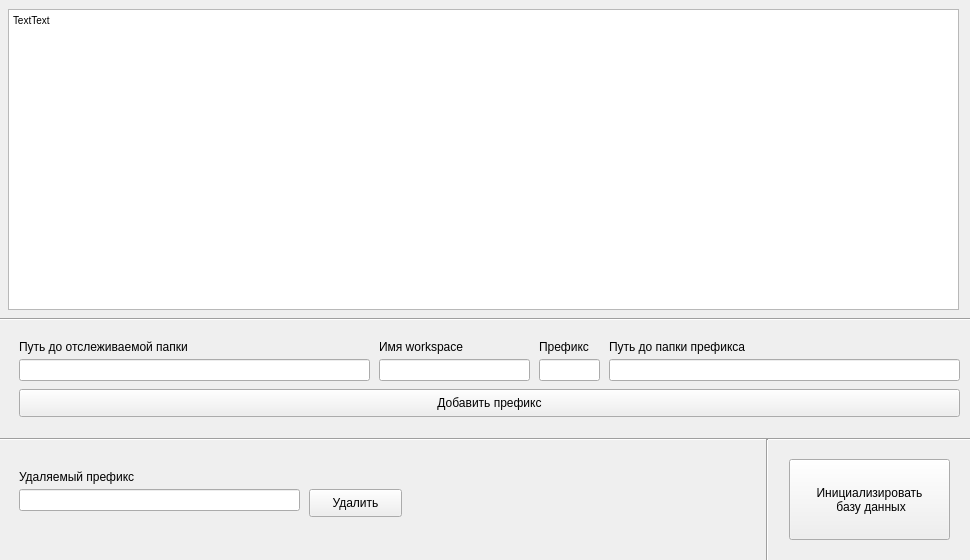
IoakkunShoik/projanager, file gui/mainwindow.ui: the form before one commit.
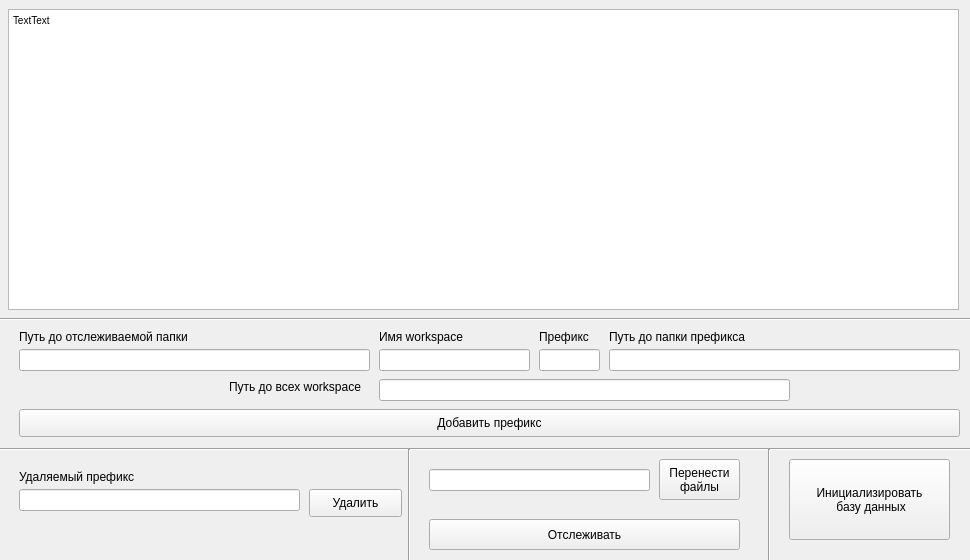
The form after the commit.

Diff of the .ui file:
```diff
--- a/gui/mainwindow.ui
+++ b/gui/mainwindow.ui
@@ -36,7 +36,7 @@
      </rect>
     </property>
     <layout class="QGridLayout" name="gridLayout">
-     <item row="1" column="0">
+     <item row="0" column="0">
       <widget class="QWidget" name="widget" native="true">
        <property name="sizePolicy">
         <sizepolicy hsizetype="Preferred" vsizetype="Preferred">
@@ -89,7 +89,7 @@
         <property name="geometry">
          <rect>
           <x>20</x>
-          <y>360</y>
+          <y>350</y>
           <width>351</width>
           <height>22</height>
          </rect>
@@ -99,7 +99,7 @@
         <property name="geometry">
          <rect>
           <x>380</x>
-          <y>360</y>
+          <y>350</y>
           <width>151</width>
           <height>22</height>
          </rect>
@@ -109,7 +109,7 @@
         <property name="geometry">
          <rect>
           <x>540</x>
-          <y>360</y>
+          <y>350</y>
           <width>61</width>
           <height>22</height>
          </rect>
@@ -119,7 +119,7 @@
         <property name="geometry">
          <rect>
           <x>610</x>
-          <y>360</y>
+          <y>350</y>
           <width>351</width>
           <height>22</height>
          </rect>
@@ -132,7 +132,7 @@
         <property name="geometry">
          <rect>
           <x>20</x>
-          <y>340</y>
+          <y>330</y>
           <width>251</width>
           <height>16</height>
          </rect>
@@ -145,7 +145,7 @@
         <property name="geometry">
          <rect>
           <x>380</x>
-          <y>340</y>
+          <y>330</y>
           <width>141</width>
           <height>16</height>
          </rect>
@@ -158,7 +158,7 @@
         <property name="geometry">
          <rect>
           <x>540</x>
-          <y>340</y>
+          <y>330</y>
           <width>55</width>
           <height>16</height>
          </rect>
@@ -171,7 +171,7 @@
         <property name="geometry">
          <rect>
           <x>610</x>
-          <y>340</y>
+          <y>330</y>
           <width>211</width>
           <height>16</height>
          </rect>
@@ -184,7 +184,7 @@
         <property name="geometry">
          <rect>
           <x>20</x>
-          <y>390</y>
+          <y>410</y>
           <width>941</width>
           <height>28</height>
          </rect>
@@ -247,7 +247,7 @@
         <property name="geometry">
          <rect>
           <x>-10</x>
-          <y>430</y>
+          <y>440</y>
           <width>1001</width>
           <height>20</height>
          </rect>
@@ -260,15 +260,88 @@
         <property name="geometry">
          <rect>
           <x>760</x>
-          <y>440</y>
-          <width>16</width>
-          <height>131</height>
+          <y>450</y>
+          <width>20</width>
+          <height>121</height>
          </rect>
         </property>
         <property name="orientation">
          <enum>Qt::Vertical</enum>
         </property>
        </widget>
+       <widget class="QPushButton" name="Move">
+        <property name="geometry">
+         <rect>
+          <x>660</x>
+          <y>460</y>
+          <width>81</width>
+          <height>41</height>
+         </rect>
+        </property>
+        <property name="text">
+         <string>Перенести
+файлы</string>
+        </property>
+       </widget>
+       <widget class="Line" name="line_4">
+        <property name="geometry">
+         <rect>
+          <x>400</x>
+          <y>450</y>
+          <width>20</width>
+          <height>121</height>
+         </rect>
+        </property>
+        <property name="orientation">
+         <enum>Qt::Vertical</enum>
+        </property>
+       </widget>
+       <widget class="QPushButton" name="Observe">
+        <property name="geometry">
+         <rect>
+          <x>430</x>
+          <y>520</y>
+          <width>311</width>
+          <height>31</height>
+         </rect>
+        </property>
+        <property name="text">
+         <string>Отслеживать</string>
+        </property>
+       </widget>
+       <widget class="QLineEdit" name="Workspaces">
+        <property name="geometry">
+         <rect>
+          <x>380</x>
+          <y>380</y>
+          <width>411</width>
+          <height>22</height>
+         </rect>
+        </property>
+       </widget>
+       <widget class="QLabel" name="labelPathObserv_2">
+        <property name="geometry">
+         <rect>
+          <x>230</x>
+          <y>380</y>
+          <width>141</width>
+          <height>16</height>
+         </rect>
+        </property>
+        <property name="text">
+         <string>Путь до всех workspace</string>
+        </property>
+       </widget>
+       <widget class="QLineEdit" name="moveLine">
+        <property name="geometry">
+         <rect>
+          <x>430</x>
+          <y>470</y>
+          <width>221</width>
+          <height>22</height>
+         </rect>
+        </property>
+       </widget>
       </widget>
      </item>
     </layout>
```
